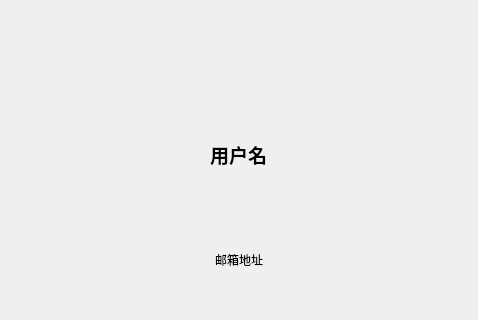
Old version of the form client/homedialog.ui in the repository KBchulan/HungerYet; both pictures show x 0 to 478 and y 153 to 473 of the 478 by 473 pixel window.
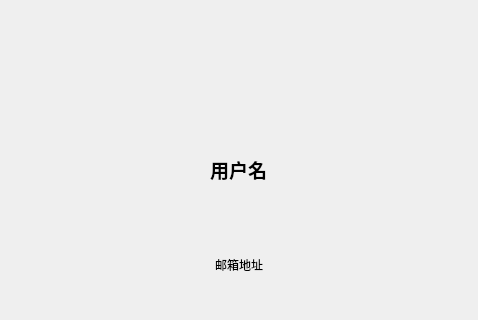
New version of the form.

Diff of the .ui file:
```diff
--- a/client/homedialog.ui
+++ b/client/homedialog.ui
@@ -16,6 +16,9 @@
   <layout class="QVBoxLayout" name="verticalLayout">
    <item>
     <layout class="QVBoxLayout" name="verticalLayout_2">
+     <property name="topMargin">
+      <number>20</number>
+     </property>
      <item alignment="Qt::AlignHCenter">
       <widget class="QLabel" name="avatarLabel">
        <property name="minimumSize">
@@ -43,6 +46,7 @@
        <property name="font">
         <font>
          <pointsize>14</pointsize>
+         <weight>75</weight>
          <bold>true</bold>
         </font>
        </property>
```
